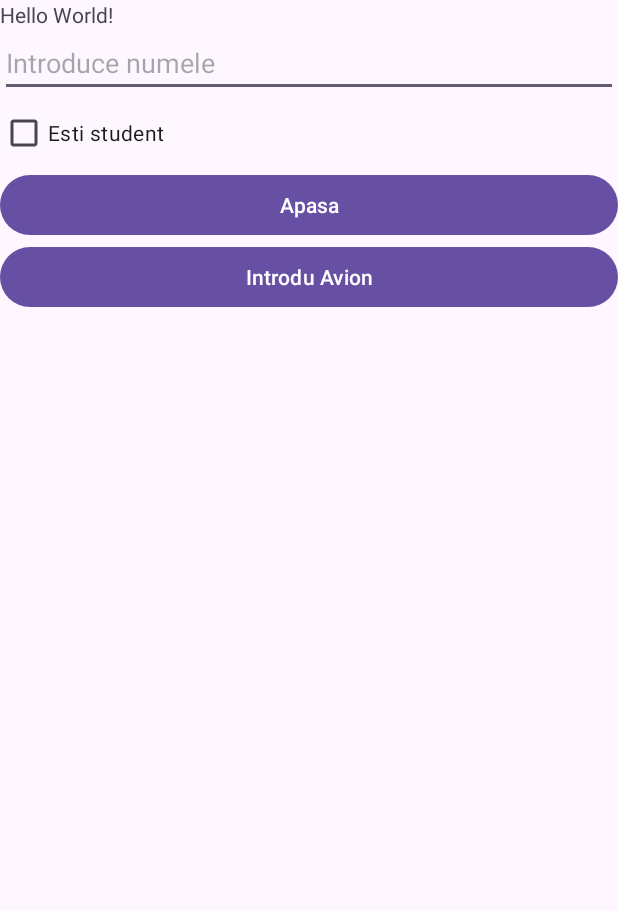
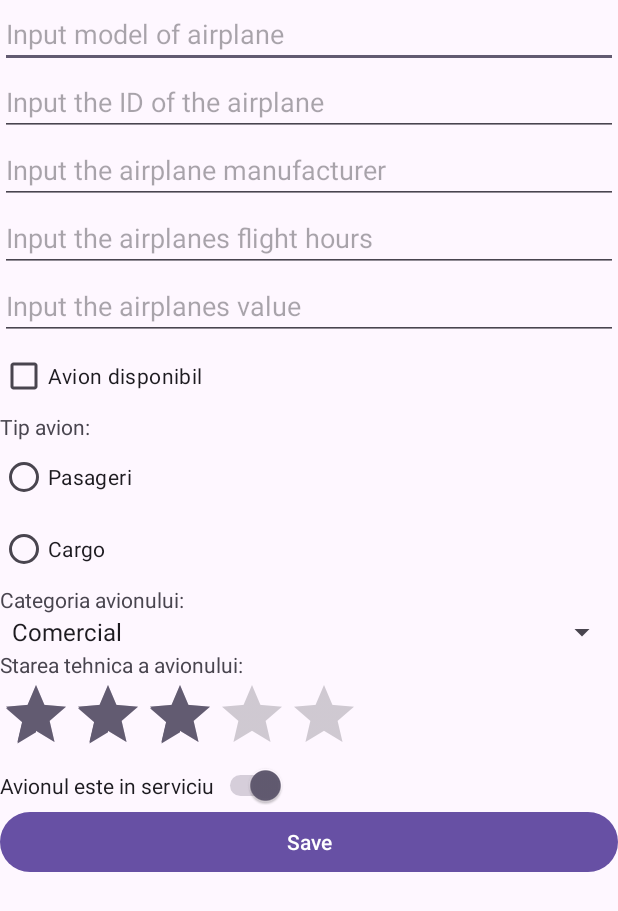
Before and after one commit to FryingPan2/Iordache_Andrei_ActivitateDAM2026, an Android app: the screen it shows after launch (MainActivity before the commit, IntroduAvion after it), after a tap on "Introdu Avion", on a phone screen of 412 x 824 dp. Shown: the top 911 px of the screen. Run offline under Robolectric (Android 15) with nearby library versions, the phone set to English and light mode, and no system bars.

Commit message:
Lab04/05

```diff
--- a/lab_04/src/main/AndroidManifest.xml
+++ b/lab_04/src/main/AndroidManifest.xml
@@ -19,7 +19,7 @@
             </intent-filter>
         </activity>
         <activity
-            android:name=".Introdu_Avion"
+            android:name=".IntroduAvion"
             android:exported="false"
             android:windowSoftInputMode="adjustResize" />
         <activity
--- a/lab_04/src/main/java/com/example/lab_04/MainActivity.java
+++ b/lab_04/src/main/java/com/example/lab_04/MainActivity.java
@@ -5,12 +5,18 @@ import android.os.Bundle;
 import android.view.View;
 import android.widget.CheckBox;
 import android.widget.EditText;
+import android.widget.Toast;
+import android.widget.Button;
 
 import androidx.activity.EdgeToEdge;
+import androidx.activity.result.contract.ActivityResultContracts;
 import androidx.appcompat.app.AppCompatActivity;
 import androidx.core.graphics.Insets;
 import androidx.core.view.ViewCompat;
 import androidx.core.view.WindowInsetsCompat;
+import androidx.activity.result.ActivityResultLauncher;
+
+import java.util.ArrayList;
 
 public class MainActivity extends AppCompatActivity {
 
@@ -19,6 +25,36 @@ public class MainActivity extends AppCompatActivity {
         super.onCreate(savedInstanceState);
         EdgeToEdge.enable(this);
         setContentView(R.layout.activity_main);
+
+        Button btnDate = findViewById(R.id.buton_date);
+
+        btnDate.setOnClickListener(this::culegeDate);
+        Button btnAvion = findViewById(R.id.buton_avion);
+
+        btnAvion.setOnClickListener(view -> {
+
+            Intent it = new Intent(
+                    MainActivity.this,
+                    IntroduAvion.class
+            );
+
+            startActivityForResult(it, 1);
+        });
+
+        Button btnLista = findViewById(R.id.buton_lista);
+
+        btnLista.setOnClickListener(view -> {
+
+            Intent it = new Intent(
+                    MainActivity.this,
+                    MainActivity2.class
+            );
+
+            it.putExtra("listaAvioane", listaAvioane);
+
+            startActivity(it);
+        });
+
         ViewCompat.setOnApplyWindowInsetsListener(findViewById(R.id.main), (v, insets) -> {
             Insets systemBars = insets.getInsets(WindowInsetsCompat.Type.systemBars());
             v.setPadding(systemBars.left, systemBars.top, systemBars.right, systemBars.bottom);
@@ -26,7 +62,7 @@ public class MainActivity extends AppCompatActivity {
         });
     }
 
-
+    ArrayList<Avion> listaAvioane = new ArrayList<>();
 
 
     public void deschideCulesDateAvion(View view) {
@@ -34,15 +70,44 @@ public class MainActivity extends AppCompatActivity {
         startActivity(it);
     }
 
+    // Collects the name and checkbox information
+    public void culegeDate(View view) {
 
-
-    public void culegeDate(View view) {
         EditText et = findViewById(R.id.nume_ET);
         CheckBox cb = findViewById(R.id.check_CB);
 
         String nume = et.getText().toString();
-        Boolean chk = cb.isChecked();
+        boolean chk = cb.isChecked();
+
+        Toast.makeText(
+                this,
+                "Nume: " + nume + "\nStudent: " + chk,
+                Toast.LENGTH_SHORT
+        ).show();
+    }
 
 
+    @Override
+    protected void onActivityResult(int requestCode,
+                                    int resultCode,
+                                    Intent data) {
+
+        super.onActivityResult(requestCode, resultCode, data);
+
+        if (requestCode == 1 && resultCode == RESULT_OK) {
+
+            Avion avion = (Avion)
+                    data.getSerializableExtra("avion");
+
+            if (avion != null) {
+                listaAvioane.add(avion);
+
+                Toast.makeText(
+                        this,
+                        "Avion adaugat cu succes!",
+                        Toast.LENGTH_SHORT
+                ).show();
+            }
+        }
     }
 }
--- a/lab_04/src/main/res/layout/activity_introdu_avion.xml
+++ b/lab_04/src/main/res/layout/activity_introdu_avion.xml
@@ -38,10 +38,67 @@
         android:layout_height="wrap_content"
         android:hint="Input the airplanes value"
         android:inputType="number"/>
-    <Button
-        android:id="@+id/buton_avion"
+    <CheckBox
+        android:id="@+id/disponibil_avion_CB"
+        android:layout_width="wrap_content"
+        android:layout_height="wrap_content"
+        android:text="Avion disponibil" />
+    <TextView
+        android:layout_width="wrap_content"
+        android:layout_height="wrap_content"
+        android:text="Tip avion:" />
+
+    <RadioGroup
+        android:id="@+id/tip_avion_RG"
+        android:layout_width="wrap_content"
+        android:layout_height="wrap_content"
+        android:orientation="vertical">
+
+        <RadioButton
+            android:id="@+id/pasageri_RB"
+            android:layout_width="wrap_content"
+            android:layout_height="wrap_content"
+            android:text="Pasageri" />
+
+        <RadioButton
+            android:id="@+id/cargo_RB"
+            android:layout_width="wrap_content"
+            android:layout_height="wrap_content"
+            android:text="Cargo" />
+
+    </RadioGroup>
+    <TextView
+        android:layout_width="wrap_content"
+        android:layout_height="wrap_content"
+        android:text="Categoria avionului:" />
+
+    <Spinner
+        android:id="@+id/categorie_avion_SP"
         android:layout_width="match_parent"
         android:layout_height="wrap_content"
-        android:text="Input Data"/>
+        android:entries="@array/categorii_avion" />
+    <TextView
+        android:layout_width="wrap_content"
+        android:layout_height="wrap_content"
+        android:text="Starea tehnica a avionului:" />
+
+    <RatingBar
+        android:id="@+id/stare_avion_RB"
+        android:layout_width="wrap_content"
+        android:layout_height="wrap_content"
+        android:numStars="5"
+        android:stepSize="1"
+        android:rating="3" />
+    <Switch
+        android:id="@+id/in_serviciu_SW"
+        android:layout_width="wrap_content"
+        android:layout_height="wrap_content"
+        android:text="Avionul este in serviciu"
+        android:checked="true" />
+    <Button
+        android:id="@+id/buton_avion2"
+        android:layout_width="match_parent"
+        android:layout_height="wrap_content"
+        android:text="Save"/>
 
 </LinearLayout>
--- a/lab_04/src/main/res/layout/activity_main.xml
+++ b/lab_04/src/main/res/layout/activity_main.xml
@@ -30,20 +30,23 @@
         />
 
     <Button
+        android:id="@+id/buton_date"
         android:layout_width="match_parent"
         android:layout_height="wrap_content"
         android:text="@string/apasa"
-        android:onClick="culegeDate"
         />
 
     <Button
+        android:id="@+id/buton_avion"
         android:layout_width="match_parent"
         android:layout_height="wrap_content"
         android:text="@string/introdu_avion"
-        android:onClick="deschideCulesDateAvion"/>
+        />
 
-    <ListView
+    <Button
+        android:id="@+id/buton_lista"
         android:layout_width="match_parent"
-        android:layout_height="wrap_content" />
+        android:layout_height="wrap_content"
+        android:text="Afiseaza lista"/>
 
 </LinearLayout>
--- a/lab_04/src/main/res/values/strings.xml
+++ b/lab_04/src/main/res/values/strings.xml
@@ -6,4 +6,10 @@
     <string name="introdu_avion">Introdu Avion</string>
     <string name="model">Model</string>
     <string name="introdu_model">Introdu model</string>
+    <string-array name="categorii_avion">
+        <item>Comercial</item>
+        <item>Privat</item>
+        <item>Militar</item>
+        <item>Transport</item>
+    </string-array>
 </resources>
```
Also changed, not shown: lab_04/src/main/java/com/example/lab_04/Avion.java (+74 -8 lines), lab_04/src/main/java/com/example/lab_04/IntroduAvion.java (+85 -15 lines), lab_04/src/main/java/com/example/lab_04/MainActivity2.java (+53 -1 lines), lab_04/src/main/res/layout/activity_main2.xml (+9 -13 lines).
